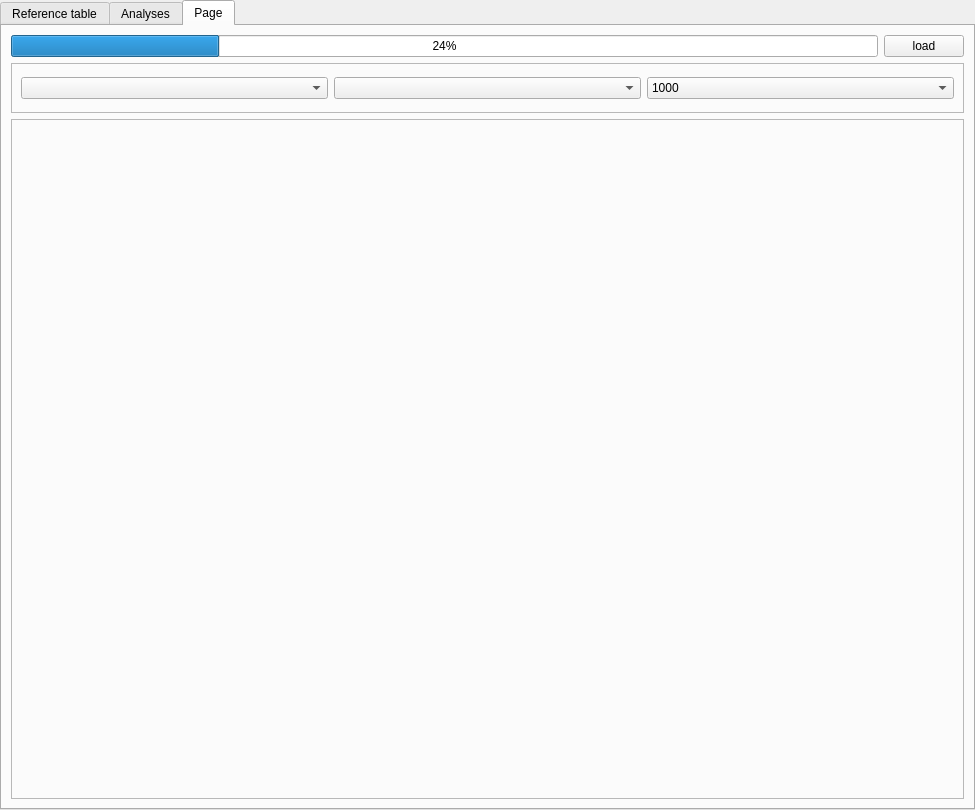
This is python_interface/uis/Project.ui in cbgp/diyabc as Qt 5 draws it before an edit. The edited form follows.
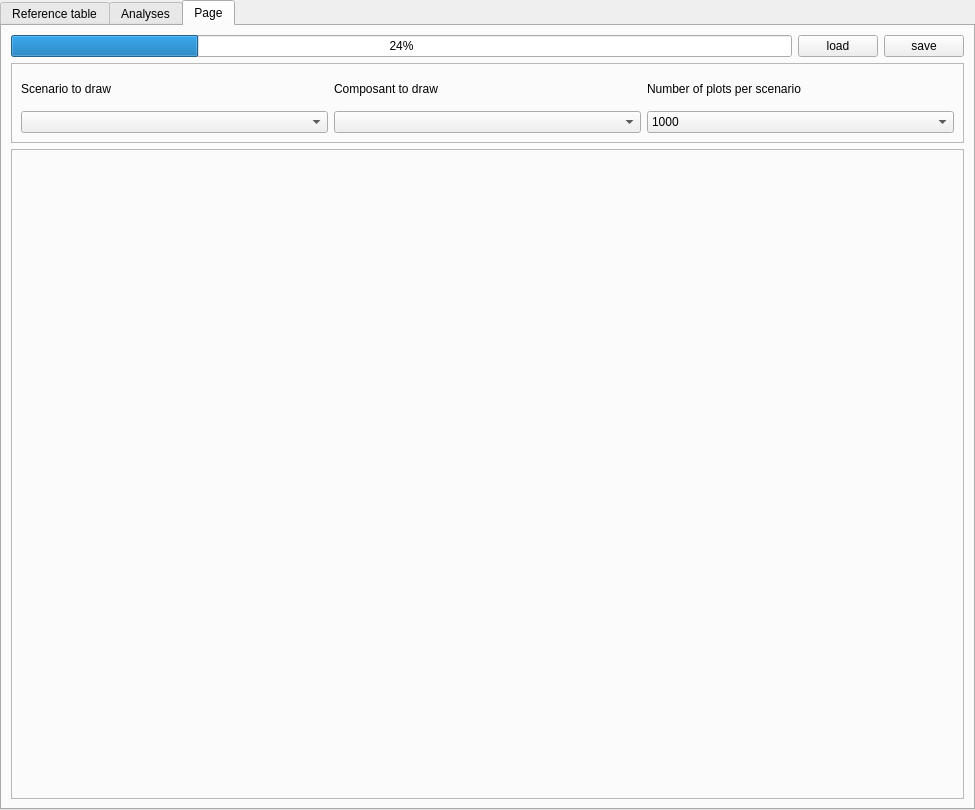
This is the edited form.

Commit message: youpi graph OK

What changed in the file:
```diff
--- a/python_interface/uis/Project.ui
+++ b/python_interface/uis/Project.ui
@@ -975,6 +975,13 @@
         </property>
        </widget>
       </item>
+      <item>
+       <widget class="QPushButton" name="saveGraphButton">
+        <property name="text">
+         <string>save</string>
+        </property>
+       </widget>
+      </item>
      </layout>
     </item>
     <item>
@@ -982,13 +989,13 @@
       <property name="minimumSize">
        <size>
         <width>0</width>
-        <height>50</height>
+        <height>80</height>
        </size>
       </property>
       <property name="maximumSize">
        <size>
         <width>16777215</width>
-        <height>50</height>
+        <height>80</height>
        </size>
       </property>
       <property name="frameShape">
@@ -997,14 +1004,35 @@
       <property name="frameShadow">
        <enum>QFrame::Raised</enum>
       </property>
-      <layout class="QHBoxLayout" name="horizontalLayout_4">
-       <item>
+      <layout class="QGridLayout" name="gridLayout_2">
+       <item row="0" column="0">
+        <widget class="QLabel" name="label_2">
+         <property name="text">
+          <string>Scenario to draw</string>
+         </property>
+        </widget>
+       </item>
+       <item row="0" column="1">
+        <widget class="QLabel" name="label_3">
+         <property name="text">
+          <string>Composant to draw</string>
+         </property>
+        </widget>
+       </item>
+       <item row="0" column="2">
+        <widget class="QLabel" name="label_5">
+         <property name="text">
+          <string>Number of plots per scenario</string>
+         </property>
+        </widget>
+       </item>
+       <item row="1" column="0">
         <widget class="QComboBox" name="scCombo"/>
        </item>
-       <item>
+       <item row="1" column="1">
         <widget class="QComboBox" name="compoCombo"/>
        </item>
-       <item>
+       <item row="1" column="2">
         <widget class="QComboBox" name="nbpCombo">
          <item>
           <property name="text">
```
The commit also changes 2 other files.
